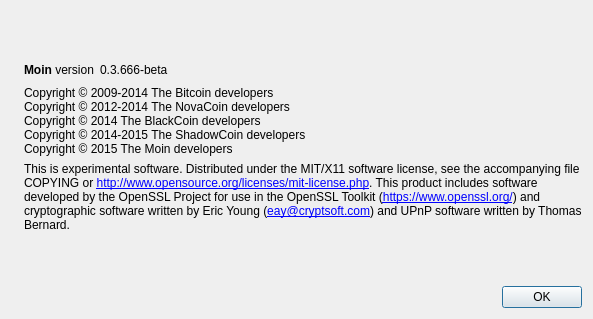
First picture: the form in src/qt/forms/aboutdialog.ui, repository DaemonIB/Moin, before the edit.
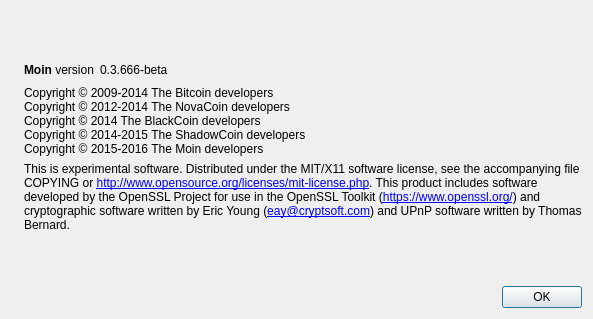
Second picture: the form after the edit. Icons and pictures are not drawn.

Commit message: MOIN v1.1.0.0 - PoS v3, HD Wallets and more

```diff
--- a/src/qt/forms/aboutdialog.ui
+++ b/src/qt/forms/aboutdialog.ui
@@ -95,7 +95,7 @@
 Copyright © 2012-2014 The NovaCoin developers
 Copyright © 2014 The BlackCoin developers
 Copyright © 2014-2015 The ShadowCoin developers
-Copyright © 2015 The Moin developers</string>
+Copyright © 2015-2016 The Moin developers</string>
        </property>
        <property name="textInteractionFlags">
         <set>Qt::LinksAccessibleByMouse|Qt::TextSelectableByKeyboard|Qt::TextSelectableByMouse</set>
```
The commit also changes 168 other files.
